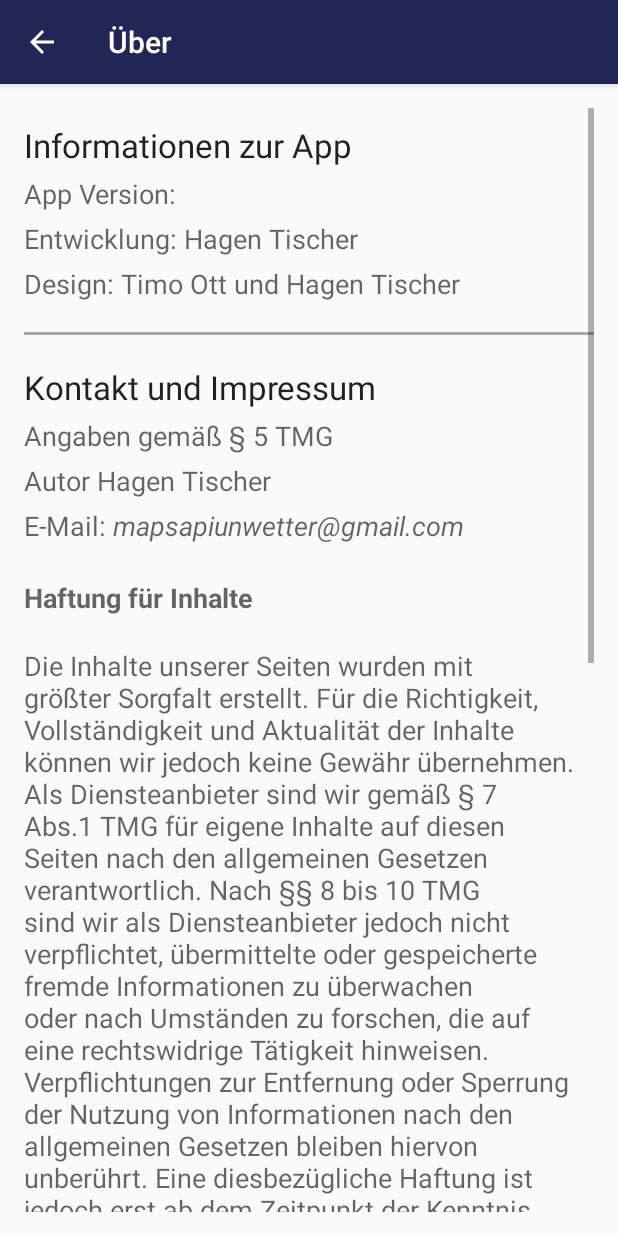
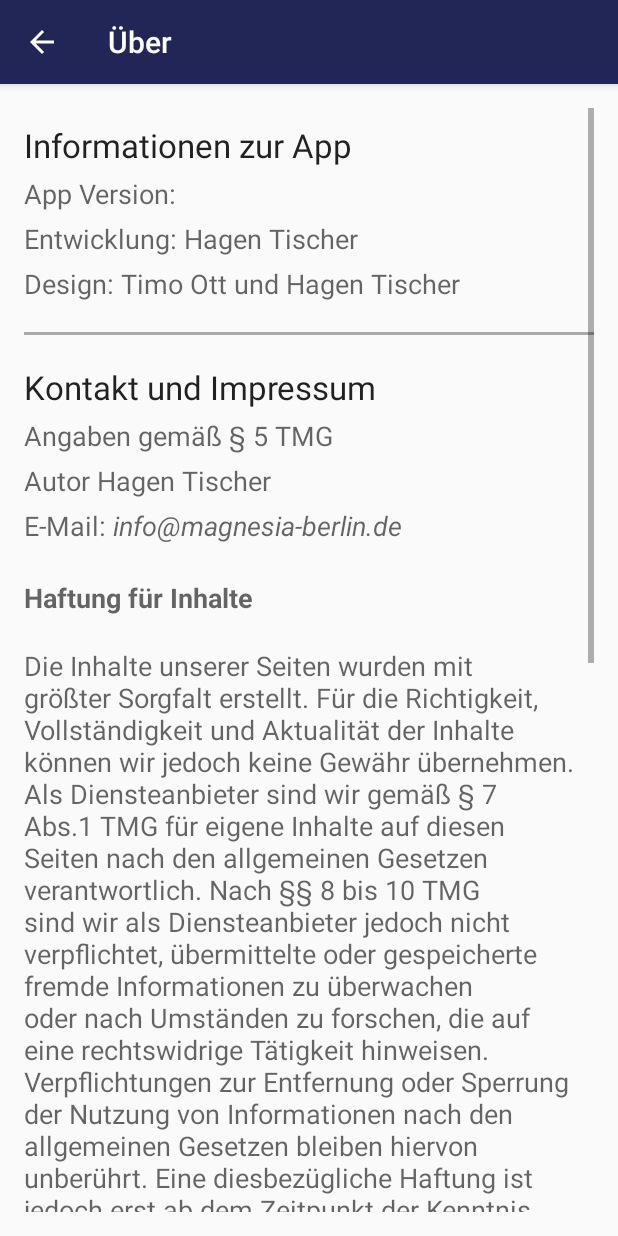
Before and after one commit to AConanDoyle/Magnesia, an Android app: the ListItemActivity screen opened directly, with no data from a screen before it, in the options menu, after a tap on "Über", on a phone screen of 412 x 824 dp. Run offline under Robolectric (Android 15) with nearby library versions, the phone set to English and light mode, and no system bars; libraries missing offline, so code that uses them is left out: com.mapbox.mapboxsdk; 8 statements that could not run were skipped.

Commit message:
Update gradle Android Version etc

```diff
--- a/app/src/main/java/climbberlin/de/mapapps/climbup/ListItemActivity.java
+++ b/app/src/main/java/climbberlin/de/mapapps/climbup/ListItemActivity.java
@@ -4,9 +4,6 @@ import android.content.Intent;
 import android.net.Uri;
 import android.os.Bundle;
 import android.os.Handler;
-import android.support.design.widget.Snackbar;
-import android.support.v4.app.FragmentTransaction;
-import android.support.v7.app.AppCompatActivity;
 import android.util.Log;
 import android.view.Menu;
 import android.view.MenuItem;
@@ -16,6 +13,10 @@ import android.widget.ImageView;
 import android.widget.ScrollView;
 import android.widget.TextView;
 
+import androidx.appcompat.app.AppCompatActivity;
+import androidx.fragment.app.FragmentTransaction;
+
+import com.google.android.material.snackbar.Snackbar;
 import com.mapbox.mapboxsdk.Mapbox;
 import com.mapbox.mapboxsdk.annotations.MarkerViewOptions;
 import com.mapbox.mapboxsdk.camera.CameraPosition;
@@ -68,16 +69,16 @@ public class ListItemActivity extends AppCompatActivity {
 
         db = new DBHandler(getBaseContext());
 
-        textViewTitle = (TextView) findViewById(R.id.textViewTitels);
-        textViewtTyp = (TextView) findViewById(R.id.textViewType);
-        textViewKrouten = (TextView) findViewById(R.id.textViewKRouten);
-        textViewBrouten = (TextView) findViewById(R.id.textViewBRouten);
-        textViewInOut = (TextView) findViewById(R.id.textViewInOUT);
-        textViewMaterial = (TextView) findViewById(R.id.textViewMaterial);
-        textViewOpening = (TextView) findViewById(R.id.textViewopening);
-        textViewPrice = (TextView) findViewById(R.id.textViewPrice);
-        textViewAdress = (TextView) findViewById(R.id.textViewAdress);
-        textViewWeb = (TextView) findViewById(R.id.textViewWebadress);
+        textViewTitle = findViewById(R.id.textViewTitels);
+        textViewtTyp = findViewById(R.id.textViewType);
+        textViewKrouten = findViewById(R.id.textViewKRouten);
+        textViewBrouten = findViewById(R.id.textViewBRouten);
+        textViewInOut = findViewById(R.id.textViewInOUT);
+        textViewMaterial = findViewById(R.id.textViewMaterial);
+        textViewOpening = findViewById(R.id.textViewopening);
+        textViewPrice = findViewById(R.id.textViewPrice);
+        textViewAdress = findViewById(R.id.textViewAdress);
+        textViewWeb = findViewById(R.id.textViewWebadress);
 
         Intent intentbundleData = getIntent();
         if (intentbundleData != null) {
@@ -208,8 +209,8 @@ public class ListItemActivity extends AppCompatActivity {
             }
         });
 
-        final ScrollView mainScrollView = (ScrollView) findViewById(R.id.list_item);
-        ImageView transparentImageView = (ImageView) findViewById(R.id.transparent_image);
+        final ScrollView mainScrollView = findViewById(R.id.list_item);
+        ImageView transparentImageView = findViewById(R.id.transparent_image);
 
         // little workaround for scrollview / map problem
         // listener gets active, when user scrolls down or up on map
@@ -339,7 +340,7 @@ public class ListItemActivity extends AppCompatActivity {
 
     public void callWebAdress(View v) {
 
-        TextView textviewwebadress = (TextView) v.findViewById(R.id.textViewWebadress);
+        TextView textviewwebadress = v.findViewById(R.id.textViewWebadress);
         String url = textviewwebadress.getText().toString();
 
         if (!url.equals("n.v.")) {
@@ -356,7 +357,7 @@ public class ListItemActivity extends AppCompatActivity {
                 .make(findViewById(R.id.activity_list_item),
                         spotAdded ? getText(R.string.spot_added) : getText(R.string.spot_deleted),
                         Snackbar.LENGTH_LONG);
-                snackbar.show();
+        snackbar.show();
     }
 
     // lifecycle methods
--- a/app/src/main/java/climbberlin/de/mapapps/climbup/OverActivity.java
+++ b/app/src/main/java/climbberlin/de/mapapps/climbup/OverActivity.java
@@ -3,11 +3,12 @@ package climbberlin.de.mapapps.climbup;
 import android.content.Intent;
 import android.net.Uri;
 import android.os.Bundle;
-import android.support.v7.app.AppCompatActivity;
 import android.text.Html;
 import android.view.MenuItem;
 import android.view.View;
 import android.widget.TextView;
+
+import androidx.appcompat.app.AppCompatActivity;
 
 public class OverActivity extends AppCompatActivity {
 
@@ -17,18 +18,18 @@ public class OverActivity extends AppCompatActivity {
 
         // sets Over text
         setContentView(R.layout.activity_over);
-        TextView over_1_1 = (TextView) findViewById(R.id.textover_main_1_1);
+        TextView over_1_1 = findViewById(R.id.textover_main_1_1);
         over_1_1.setText(Html.fromHtml(getString(R.string.text_over_main_1_1)));
-        TextView over_1_2 = (TextView) findViewById(R.id.textover_main_1_2);
+        TextView over_1_2 = findViewById(R.id.textover_main_1_2);
         over_1_2.setText(Html.fromHtml(getString(R.string.text_over_main_1_2)));
-        TextView contactMail = (TextView) findViewById(R.id.contact_mail);
+        TextView contactMail = findViewById(R.id.contact_mail);
         contactMail.setText(Html.fromHtml(getString(R.string.text_over_main_contact_mail)));
-        TextView over_2 = (TextView) findViewById(R.id.textover_main_2);
+        TextView over_2 = findViewById(R.id.textover_main_2);
         over_2.setText(Html.fromHtml(getString(R.string.text_over_main_2)));
 
         // sets app version name
         String versionName = BuildConfig.VERSION_NAME;
-        TextView appVersion = (TextView) findViewById(R.id.textappversion);
+        TextView appVersion = findViewById(R.id.textappversion);
         appVersion.setText(versionName);
 
     }
--- a/app/src/main/java/climbberlin/de/mapapps/climbup/Preferences/SettingsActivity.java
+++ b/app/src/main/java/climbberlin/de/mapapps/climbup/Preferences/SettingsActivity.java
@@ -15,9 +15,10 @@ import android.preference.PreferenceActivity;
 import android.preference.PreferenceFragment;
 import android.preference.PreferenceManager;
 import android.preference.RingtonePreference;
-import android.support.v7.app.ActionBar;
 import android.text.TextUtils;
 import android.view.MenuItem;
+
+import androidx.appcompat.app.ActionBar;
 
 import java.util.List;
 
--- a/app/src/main/java/climbberlin/de/mapapps/climbup/SplashscreenActivity.java
+++ b/app/src/main/java/climbberlin/de/mapapps/climbup/SplashscreenActivity.java
@@ -6,9 +6,10 @@ import android.content.Intent;
 import android.os.Build;
 import android.os.Bundle;
 import android.os.Handler;
-import android.support.annotation.RequiresApi;
 import android.view.View;
 import android.view.Window;
+
+import androidx.annotation.RequiresApi;
 
 import com.airbnb.lottie.LottieAnimationView;
 
@@ -29,7 +30,7 @@ public class SplashscreenActivity extends Activity {
 
         // set up startanimation
         // To-do: implement animation listener
-        animationView = (LottieAnimationView) findViewById(R.id.animation_view);
+        animationView = findViewById(R.id.animation_view);
         animationView.setAnimation("startanimation.json");
         animationView.setImageAssetsFolder("images/");
         animationView.loop(false);
--- a/app/src/main/res/layout-land/fragment_map.xml
+++ b/app/src/main/res/layout-land/fragment_map.xml
@@ -18,7 +18,7 @@
         mapbox:mapbox_cameraZoom="15"
         mapbox:mapbox_styleUrl="mapbox://styles/mapbox/dark-v9">
 
-        <android.support.design.widget.FloatingActionButton
+        <com.google.android.material.floatingactionbutton.FloatingActionButton
             android:id="@+id/location_toggle_fab"
             android:layout_width="wrap_content"
             android:layout_height="wrap_content"
--- a/app/src/main/res/layout/activity_main.xml
+++ b/app/src/main/res/layout/activity_main.xml
@@ -1,5 +1,5 @@
 <?xml version="1.0" encoding="utf-8"?>
-<android.support.v4.widget.DrawerLayout xmlns:android="http://schemas.android.com/apk/res/android"
+<androidx.drawerlayout.widget.DrawerLayout xmlns:android="http://schemas.android.com/apk/res/android"
     xmlns:app="http://schemas.android.com/apk/res-auto"
     xmlns:tools="http://schemas.android.com/tools"
     android:id="@+id/drawer_layout"
@@ -14,7 +14,7 @@
         android:layout_height="match_parent" />
 
 
-    <android.support.design.widget.NavigationView
+    <com.google.android.material.navigation.NavigationView
         android:id="@+id/nav_view"
         android:layout_width="wrap_content"
         android:layout_height="match_parent"
@@ -23,4 +23,4 @@
         app:headerLayout="@layout/nav_header_main"
         app:menu="@menu/activity_map_drawer" />
 
-</android.support.v4.widget.DrawerLayout>
+</androidx.drawerlayout.widget.DrawerLayout>
--- a/app/src/main/res/layout/activity_over.xml
+++ b/app/src/main/res/layout/activity_over.xml
@@ -1,5 +1,5 @@
 <?xml version="1.0" encoding="utf-8"?>
-<android.support.design.widget.CoordinatorLayout xmlns:android="http://schemas.android.com/apk/res/android"
+<androidx.coordinatorlayout.widget.CoordinatorLayout xmlns:android="http://schemas.android.com/apk/res/android"
     xmlns:tools="http://schemas.android.com/tools"
     android:layout_width="match_parent"
     android:layout_height="match_parent"
@@ -8,4 +8,4 @@
 
     <include layout="@layout/content_over" />
 
-</android.support.design.widget.CoordinatorLayout>
+</androidx.coordinatorlayout.widget.CoordinatorLayout>
--- a/app/src/main/res/layout/fragment_favorites_list.xml
+++ b/app/src/main/res/layout/fragment_favorites_list.xml
@@ -5,7 +5,7 @@
     android:layout_height="match_parent"
     tools:context="climbberlin.de.mapapps.climbup.Fragments.FavoritesListFragment">
 
-    <android.support.design.widget.CoordinatorLayout
+    <androidx.coordinatorlayout.widget.CoordinatorLayout
         android:id="@+id/linear"
         android:layout_width="match_parent"
         android:layout_height="match_parent">
@@ -53,6 +53,6 @@
             android:layout_height="wrap_content"
             tools:visibility="visible" />
 
-    </android.support.design.widget.CoordinatorLayout>
+    </androidx.coordinatorlayout.widget.CoordinatorLayout>
 
 </FrameLayout>
--- a/app/src/main/res/layout/fragment_map.xml
+++ b/app/src/main/res/layout/fragment_map.xml
@@ -18,7 +18,7 @@
         mapbox:mapbox_cameraZoom="15"
         mapbox:mapbox_styleUrl="mapbox://styles/mapbox/dark-v9">
 
-        <android.support.design.widget.FloatingActionButton
+        <com.google.android.material.floatingactionbutton.FloatingActionButton
             android:id="@+id/location_toggle_fab"
             android:layout_width="wrap_content"
             android:layout_height="wrap_content"
@@ -32,7 +32,7 @@
 
     </com.mapbox.mapboxsdk.maps.MapView>
 
-    <android.support.design.widget.CoordinatorLayout
+    <androidx.coordinatorlayout.widget.CoordinatorLayout
         android:id="@+id/CoordiLayout"
         android:layout_width="wrap_content"
         android:layout_height="wrap_content"
@@ -100,6 +100,6 @@
 
         </com.github.clans.fab.FloatingActionMenu>
 
-    </android.support.design.widget.CoordinatorLayout>
+    </androidx.coordinatorlayout.widget.CoordinatorLayout>
 
 </FrameLayout>
--- a/app/src/main/res/layout/list_contant_item.xml
+++ b/app/src/main/res/layout/list_contant_item.xml
@@ -5,7 +5,7 @@
     android:layout_height="match_parent"
     android:orientation="horizontal">
 
-    <android.support.v7.widget.CardView
+    <androidx.cardview.widget.CardView
         android:id="@+id/view2"
         android:layout_width="wrap_content"
         android:layout_height="wrap_content"
@@ -271,5 +271,5 @@
                 android:textStyle="bold" />
         </RelativeLayout>
 
-    </android.support.v7.widget.CardView>
+    </androidx.cardview.widget.CardView>
 </LinearLayout>
--- a/app/src/main/res/values/strings.xml
+++ b/app/src/main/res/values/strings.xml
@@ -37,7 +37,7 @@ Autor Hagen Tischer
 
     <string name="text_over_main_contact_mail">
         <![CDATA[
-        E-Mail: <i>mapsapiunwetter@gmail.com</i>
+        E-Mail: <i>info@magnesia-berlin.de</i>
     ]]></string>
 
     <string name="text_over_main_2">
```
Also changed, not shown: app/src/main/java/climbberlin/de/mapapps/climbup/Preferences/AppCompatPreferenceActivity.java (+6 -5 lines), app/src/main/res/layout/activity_list_item.xml (+5 -6 lines), app/src/main/res/layout/app_bar_main.xml (+6 -8 lines).
